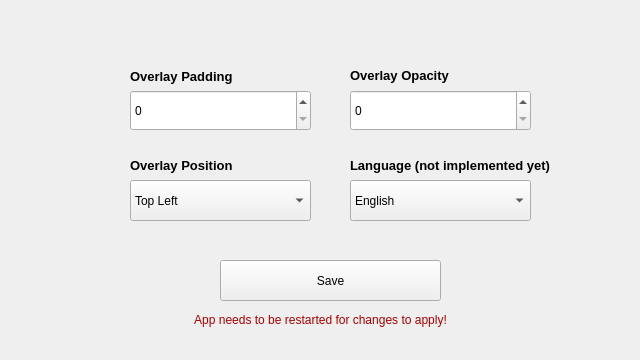
The window that src/ui/SettingsWindow.ui (PandaDex/TeamSpeak-6-Overlay) describes before a commit, drawn with Qt 5.
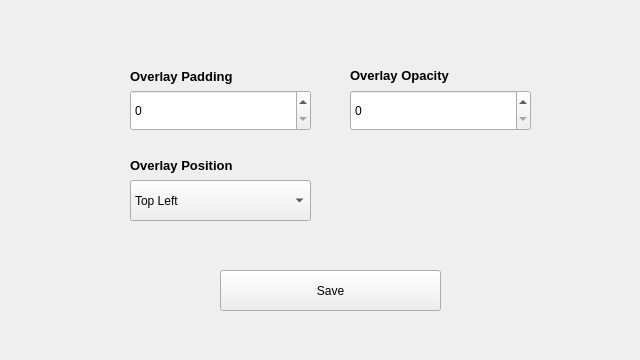
The same window after the commit. Icons and pictures are not drawn.

```diff
--- a/src/ui/SettingsWindow.ui
+++ b/src/ui/SettingsWindow.ui
@@ -46,31 +46,11 @@
     </rect>
    </property>
   </widget>
-  <widget class="QComboBox" name="comboBox">
-   <property name="geometry">
-    <rect>
-     <x>350</x>
-     <y>180</y>
-     <width>181</width>
-     <height>41</height>
-    </rect>
-   </property>
-   <item>
-    <property name="text">
-     <string>English</string>
-    </property>
-   </item>
-   <item>
-    <property name="text">
-     <string>Polish</string>
-    </property>
-   </item>
-  </widget>
   <widget class="QPushButton" name="BTN_Save">
    <property name="geometry">
     <rect>
      <x>220</x>
-     <y>260</y>
+     <y>270</y>
      <width>221</width>
      <height>41</height>
     </rect>
@@ -166,44 +146,6 @@
     <string>Overlay Opacity</string>
    </property>
   </widget>
-  <widget class="QLabel" name="label_4">
-   <property name="geometry">
-    <rect>
-     <x>350</x>
-     <y>155</y>
-     <width>241</width>
-     <height>21</height>
-    </rect>
-   </property>
-   <property name="font">
-    <font>
-     <pointsize>10</pointsize>
-     <bold>true</bold>
-    </font>
-   </property>
-   <property name="text">
-    <string>Language (not implemented yet)</string>
-   </property>
-  </widget>
-  <widget class="QLabel" name="label_5">
-   <property name="geometry">
-    <rect>
-     <x>0</x>
-     <y>310</y>
-     <width>641</width>
-     <height>20</height>
-    </rect>
-   </property>
-   <property name="text">
-    <string>&lt;html&gt;&lt;head/&gt;&lt;body&gt;&lt;p&gt;&lt;span style=&quot; color:#aa0000;&quot;&gt;App needs to be restarted for changes to apply!&lt;/span&gt;&lt;/p&gt;&lt;/body&gt;&lt;/html&gt;</string>
-   </property>
-   <property name="textFormat">
-    <enum>Qt::TextFormat::RichText</enum>
-   </property>
-   <property name="alignment">
-    <set>Qt::AlignmentFlag::AlignCenter</set>
-   </property>
-  </widget>
  </widget>
  <resources>
   <include location="../../resources.qrc"/>
```
